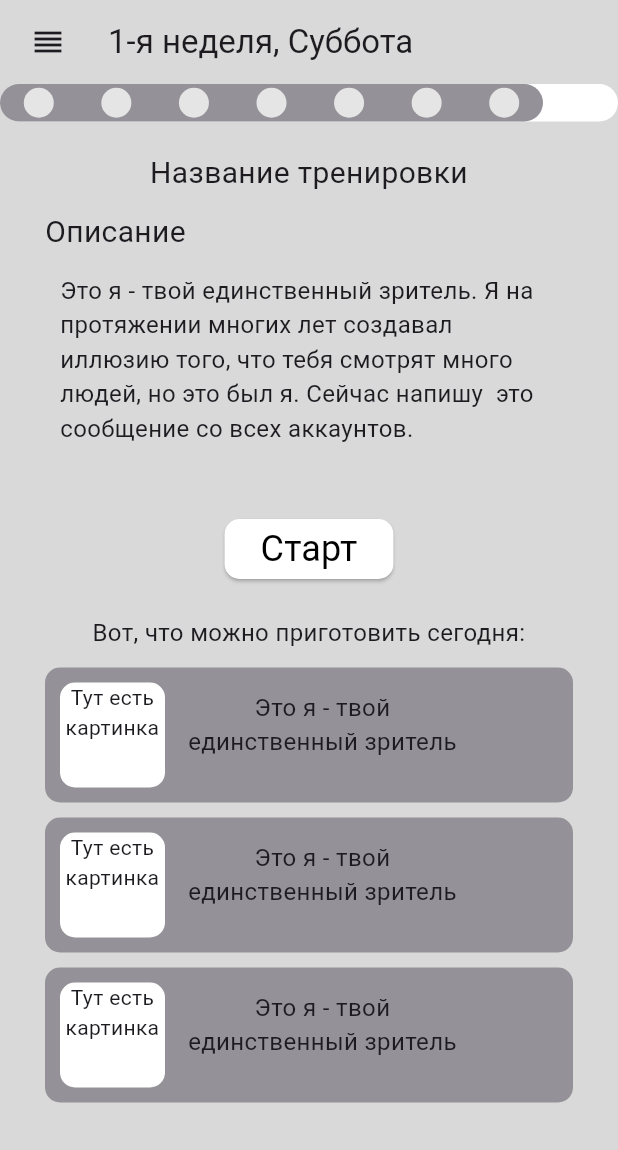
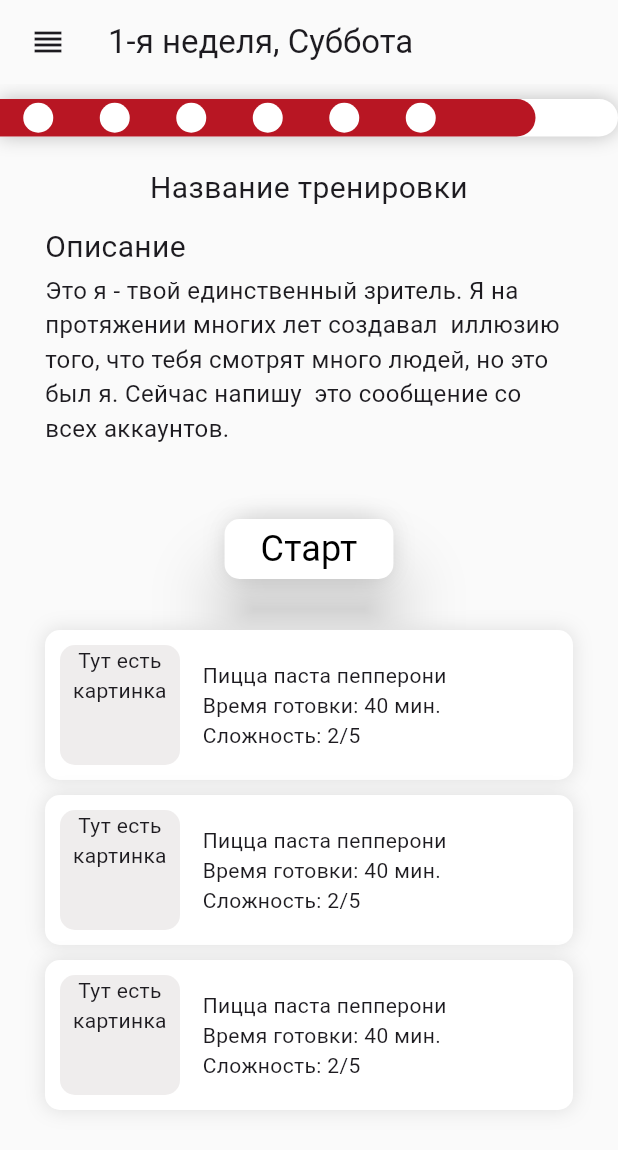
Before and after one commit to BollyBovly/MuscleUp, a Flutter app: the screen it shows after launch, on a phone screen of 412 x 824 dp. Shown: the top 1150 px of the screen. Run offline on Flutter 3.47's test engine with Material 3 defaults, Android fonts, the phone set to English and light mode, and no system bars.

Commit message:
micro_commit
Обновил цвета, немного доработал вёрстку под актуальный дизайн

```diff
--- a/lib/design/colors.dart
+++ b/lib/design/colors.dart
@@ -1,9 +1,13 @@
 import 'package:flutter/material.dart';
 
-const Color backgroundColor = Color(0xFFD9D9D9);
+const Color backgroundColor = Color(0xFFFAFAFA);
+
+const Color textButtonColor = Color(0xFFB81623);
 
 const Color interfaceColor = Color(0xFF949298);
 
 const Color weekBarColor = Color(0xFFFFFFFF);
 
-const Color circleColor = Color(0xFFE5E5E5);
+const Color circleColor = Color(0xFFFFFFFF);
+
+const Color elevationColor = Color.fromARGB(255, 224, 224, 224);
--- a/lib/main.dart
+++ b/lib/main.dart
@@ -1,4 +1,5 @@
 import 'package:flutter/material.dart';
+import 'package:musleapp/design/colors.dart';
 import 'package:musleapp/pages/main_page.dart';
 
 void main() {
@@ -11,9 +12,10 @@ class MyApp extends StatelessWidget {
   @override
   Widget build(BuildContext context) {
     return MaterialApp(
+      debugShowCheckedModeBanner: false,
       title: 'Musle Up',
       theme: ThemeData(
-        scaffoldBackgroundColor: const Color.fromRGBO(252, 250, 227, 1),
+        scaffoldBackgroundColor: backgroundColor,
         primarySwatch: Colors.yellow,
       ),
       home: const MainPage(),
--- a/lib/pages/circle_widget.dart
+++ b/lib/pages/circle_widget.dart
@@ -7,15 +7,15 @@ class CircleWidget extends StatelessWidget {
   @override
   Widget build(BuildContext context) {
     return Align(alignment: Alignment.centerLeft, child: Container(
-      width: MediaQuery.of(context).size.width - 50,  // Ширина контейнера
+      width: MediaQuery.of(context).size.width - 55,  // Ширина контейнера
       height: 25,  // Высота контейнера
       decoration: BoxDecoration(
-        color: interfaceColor, // Фоновый цвет полосы
-        borderRadius: BorderRadius.all(Radius.circular(50)), // Закругление слева
+        color: textButtonColor, // Фоновый цвет полосы
+        borderRadius: BorderRadius.horizontal(right: Radius.circular(50)),
       ),
       child: Row(
         mainAxisAlignment: MainAxisAlignment.spaceAround,
-        children: List.generate(7, (index) {
+        children: List.generate(6, (index) {
           return Container(
             margin: EdgeInsets.symmetric(horizontal: 15),
             width: 20,
@@ -25,8 +25,19 @@ class CircleWidget extends StatelessWidget {
               color: circleColor, // Цвет кругов
             ),
           );
-        }
-      ))
+        })..add(
+          // Добавим последний круг с другим цветом
+          Container(
+            margin: EdgeInsets.symmetric(horizontal: 15),
+            width: 20,
+            height: 20,
+            decoration: BoxDecoration(
+              shape: BoxShape.circle,
+              color: textButtonColor, // Цвет последнего круга
+            ),
+          ),
+        )
+      )
     ));
   }
 }
--- a/lib/pages/main_page.dart
+++ b/lib/pages/main_page.dart
@@ -24,6 +24,7 @@ class MainPage extends StatelessWidget {
       )
       ),
       body: Container(
+        margin: EdgeInsets.only(top: 10),
         color: backgroundColor,
         width: MediaQuery.of(context).size.width,
         child: new Column(
@@ -43,7 +44,7 @@ class MainPage extends StatelessWidget {
               width: MediaQuery.of(context).size.width - 60,
               height: 22,
               alignment: Alignment.center,
-              margin: EdgeInsets.only(bottom: 20),
+              margin: EdgeInsets.only(bottom: 10),
               child: Align(
                 alignment: Alignment.centerLeft,
                 child:Text(
@@ -56,7 +57,7 @@ class MainPage extends StatelessWidget {
               )
             ),
             Container(
-              width: MediaQuery.of(context).size.width - 80,
+              width: MediaQuery.of(context).size.width - 60,
               height: 160,
               child: Align(
                 alignment: Alignment.topLeft,
@@ -75,7 +76,19 @@ class MainPage extends StatelessWidget {
                 )
               )
             ),
-            ElevatedButton(
+            Container(
+              decoration: BoxDecoration(
+                borderRadius: BorderRadius.circular(35),
+                boxShadow: [
+                  BoxShadow(
+                    color: elevationColor, // Shadow color with opacity
+                    spreadRadius: 0.25, // Spread value
+                    blurRadius: 10, // Blur value
+                    offset: Offset(0, 0), // Offset (horizontal, vertical)
+                  ),
+                ],
+              ),
+              child: ElevatedButton(
                 onPressed: () => {print('Clicked!!!')},
                 style: ElevatedButton.styleFrom(
                   backgroundColor: Color(0xFFFFFFFF),
@@ -83,6 +96,7 @@ class MainPage extends StatelessWidget {
                   shape: RoundedRectangleBorder(
                     borderRadius: BorderRadius.circular(10),
                   ),
+                  elevation: 20,
                 ),
                 child: Text(
                   'Старт',
@@ -94,47 +108,41 @@ class MainPage extends StatelessWidget {
                   )
                 ),
               ),
+            ),
             Container(
               margin: EdgeInsets.only(top: 20),
               width: MediaQuery.of(context).size.width - 60,
               height: 330,
               child: Column(
                 children: [
-                  Align(
-                    alignment: Alignment.topCenter,
-                    child: Container(
-                      width: MediaQuery.of(context).size.width - 40,
-                      height: 25,
-                      //color: Color.fromARGB(255, 0, 0, 0),
-                      child: Text(
-                        'Вот, что можно приготовить сегодня:',
-                        textAlign: TextAlign.center,
-                        style: TextStyle(
-                          fontSize: 16
-                        ),
-                      )
-                    ),
-                  ),
                   Column(
                     children: [
                       Container(
                         width: MediaQuery.of(context).size.width - 40,
-                        height: 90,
+                        height: 100,
                         margin: EdgeInsets.only(top: 10),
                         decoration: BoxDecoration(
+                          boxShadow: [
+                            BoxShadow(
+                              color: elevationColor, // Shadow color with opacity
+                              spreadRadius: 0.25, // Spread value
+                              blurRadius: 10, // Blur value
+                              offset: Offset(0, 0), // Offset (horizontal, vertical)
+                            ),
+                          ],
                           borderRadius: BorderRadius.all(Radius.circular(10.0)),
-                          color: interfaceColor,
+                          color: circleColor,
                         ),
                         child: Row(children: [
                           Align(
                             alignment: Alignment.centerLeft,
                             child: Container(
                               margin:EdgeInsets.only(left: 10, right: 5, top: 5, bottom: 5),
-                              width: 70,
-                              height: 70,
+                              width: 80,
+                              height: 80,
                               decoration: BoxDecoration(
                                 borderRadius: BorderRadius.all(Radius.circular(10.0)),
-                                color: weekBarColor,
+                                color: const Color.fromARGB(255, 239, 237, 237),
                               ),
                               child: Text(
                                 'Тут есть картинка',
@@ -148,17 +156,17 @@ class MainPage extends StatelessWidget {
                           Align(
                             alignment: Alignment.centerLeft,
                             child: Container(
-                              margin:EdgeInsets.all(5),
+                              margin:EdgeInsets.only(left: 10, top: 5, bottom: 5, right: 5),
                               width: 190,
                               height: 60,
                               decoration: BoxDecoration(
                                 //color: weekBarColor,
                               ),
                               child: Text(
-                                'Это я - твой единственный зритель',
-                                textAlign: TextAlign.center,
+                                'Пицца паста пепперони \nВремя готовки: 40 мин.\nСложность: 2/5',
+                                textAlign: TextAlign.left,
                                 style: TextStyle(
-                                  fontSize: 16
+                                  fontSize: 14
                                 ),
                               ),
                             ),
@@ -167,22 +175,30 @@ class MainPage extends StatelessWidget {
                       ),
                       Container(
                         width: MediaQuery.of(context).size.width - 40,
-                        height: 90,
+                        height: 100,
                         margin: EdgeInsets.only(top: 10),
                         decoration: BoxDecoration(
+                          boxShadow: [
+                            BoxShadow(
+                              color: elevationColor, // Shadow color with opacity
+                              spreadRadius: 0.25, // Spread value
+                              blurRadius: 10, // Blur value
+                              offset: Offset(0, 0), // Offset (horizontal, vertical)
+                            ),
+                          ],
                           borderRadius: BorderRadius.all(Radius.circular(10.0)),
-                          color: interfaceColor,
+                          color: circleColor,
                         ),
                         child: Row(children: [
                           Align(
                             alignment: Alignment.centerLeft,
                             child: Container(
                               margin:EdgeInsets.only(left: 10, right: 5, top: 5, bottom: 5),
-                              width: 70,
-                              height: 70,
+                              width: 80,
+                              height: 80,
                               decoration: BoxDecoration(
                                 borderRadius: BorderRadius.all(Radius.circular(10.0)),
-                                color: weekBarColor,
+                                color: const Color.fromARGB(255, 239, 237, 237),
                               ),
                               child: Text(
                                 'Тут есть картинка',
@@ -196,17 +212,17 @@ class MainPage extends StatelessWidget {
                           Align(
                             alignment: Alignment.centerLeft,
                             child: Container(
-                              margin:EdgeInsets.all(5),
+                              margin:EdgeInsets.only(left: 10, top: 5, bottom: 5, right: 5),
                               width: 190,
                               height: 60,
                               decoration: BoxDecoration(
                                 //color: weekBarColor,
                               ),
                               child: Text(
-                                'Это я - твой единственный зритель',
-                                textAlign: TextAlign.center,
+                                'Пицца паста пепперони \nВремя готовки: 40 мин.\nСложность: 2/5',
+                                textAlign: TextAlign.left,
                                 style: TextStyle(
-                                  fontSize: 16
+                                  fontSize: 14
                                 ),
                               ),
                             ),
@@ -215,22 +231,30 @@ class MainPage extends StatelessWidget {
                       ),
                       Container(
                         width: MediaQuery.of(context).size.width - 40,
-                        height: 90,
+                        height: 100,
                         margin: EdgeInsets.only(top: 10),
                         decoration: BoxDecoration(
+                          boxShadow: [
+                            BoxShadow(
+                              color: elevationColor, // Shadow color with opacity
+                              spreadRadius: 0.25, // Spread value
+                              blurRadius: 10, // Blur value
+                              offset: Offset(0, 0), // Offset (horizontal, vertical)
+                            ),
+                          ],
                           borderRadius: BorderRadius.all(Radius.circular(10.0)),
-                          color: interfaceColor,
+                          color: circleColor,
                         ),
                         child: Row(children: [
                           Align(
                             alignment: Alignment.centerLeft,
                             child: Container(
                               margin:EdgeInsets.only(left: 10, right: 5, top: 5, bottom: 5),
-                              width: 70,
-                              height: 70,
+                              width: 80,
+                              height: 80,
                               decoration: BoxDecoration(
                                 borderRadius: BorderRadius.all(Radius.circular(10.0)),
-                                color: weekBarColor,
+                                color: const Color.fromARGB(255, 239, 237, 237),
                               ),
                               child: Text(
                                 'Тут есть картинка',
@@ -244,17 +268,17 @@ class MainPage extends StatelessWidget {
                           Align(
                             alignment: Alignment.centerLeft,
                             child: Container(
-                              margin:EdgeInsets.all(5),
+                              margin:EdgeInsets.only(left: 10, right: 5, top: 5, bottom: 5),
                               width: 190,
                               height: 60,
                               decoration: BoxDecoration(
                                 //color: weekBarColor,
                               ),
                               child: Text(
-                                'Это я - твой единственный зритель',
-                                textAlign: TextAlign.center,
+                                'Пицца паста пепперони \nВремя готовки: 40 мин.\nСложность: 2/5',
+                                textAlign: TextAlign.left,
                                 style: TextStyle(
-                                  fontSize: 16
+                                  fontSize: 14
                                 ),
                               ),
                             ),
--- a/lib/pages/week_bar.dart
+++ b/lib/pages/week_bar.dart
@@ -15,7 +15,15 @@ class Weekbar extends StatelessWidget{
         height: 25,
         margin: EdgeInsets.only(bottom: 20),
         decoration: BoxDecoration(
-          borderRadius: BorderRadius.all(Radius.circular(50.0)),
+          boxShadow: [
+            BoxShadow(
+              color: const Color.fromARGB(255, 191, 191, 191), // Shadow color with opacity
+              spreadRadius: 0.25, // Spread value
+              blurRadius: 10, // Blur value
+              offset: Offset(0, 0), // Offset (horizontal, vertical)
+            ),
+          ],
+          borderRadius: BorderRadius.horizontal(right: Radius.circular(50.0)),
           color: weekBarColor,
         ),
 
```
Lines whose indentation alone changed are shown as unchanged.
